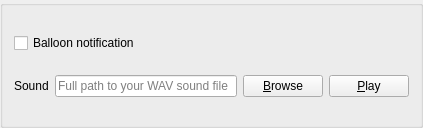
This is src/librssguard/gui/notifications/singlenotificationeditor.ui in norbusan/rssguard-debian as Qt 5 draws it before an edit. The edited form follows.
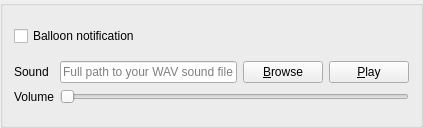
This is the edited form. Custom widgets are drawn as their Qt base class.

```diff
--- a/src/librssguard/gui/notifications/singlenotificationeditor.ui
+++ b/src/librssguard/gui/notifications/singlenotificationeditor.ui
@@ -80,6 +80,23 @@
         </item>
        </layout>
       </item>
+      <item row="1" column="1">
+       <widget class="QSlider" name="m_slidVolume">
+        <property name="orientation">
+         <enum>Qt::Horizontal</enum>
+        </property>
+       </widget>
+      </item>
+      <item row="1" column="0">
+       <widget class="QLabel" name="label_2">
+        <property name="text">
+         <string>Volume</string>
+        </property>
+        <property name="buddy">
+         <cstring>m_slidVolume</cstring>
+        </property>
+       </widget>
+      </item>
      </layout>
     </widget>
    </item>
```
